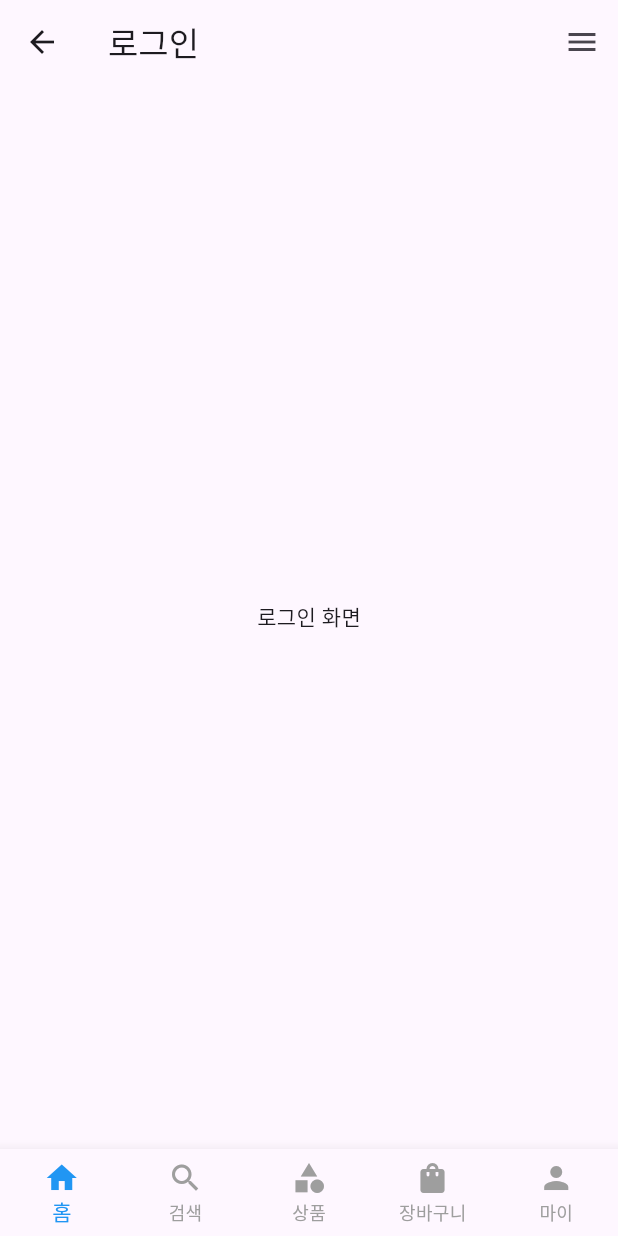
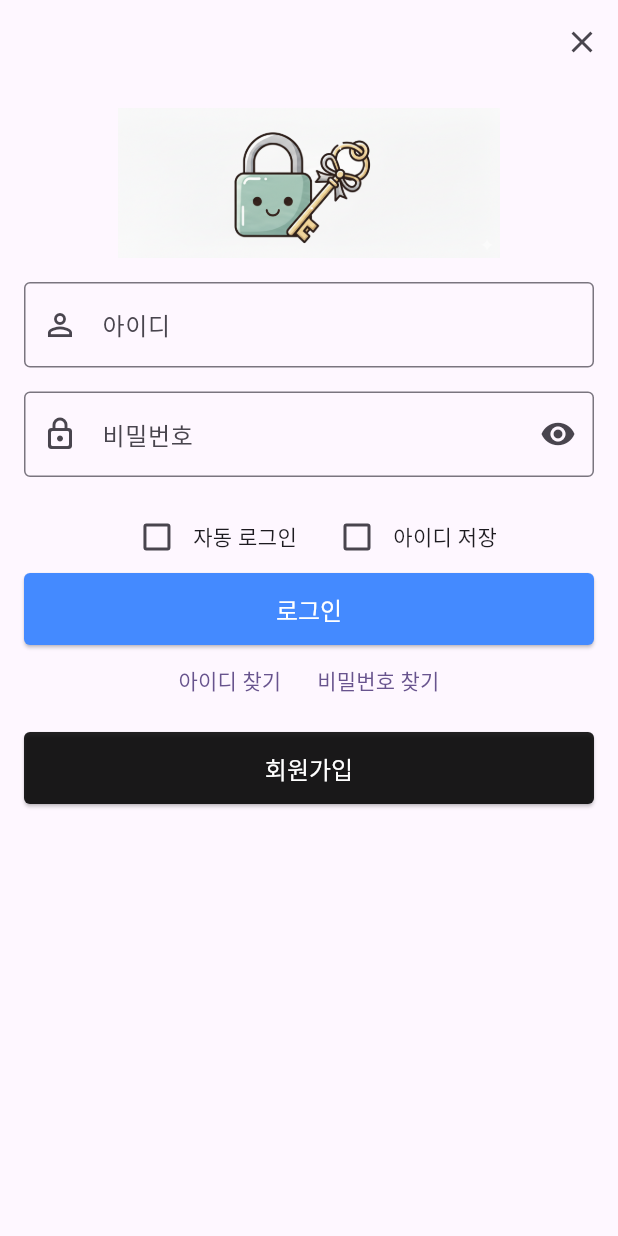
Before and after one commit to lkm5881/flutter_login_app, a Flutter app: the LoginScreen screen opened by its route, on a phone screen of 412 x 824 dp. Run offline on Flutter 3.47's test engine with Material 3 defaults, Android fonts, the light colour scheme and no system bars.

Commit message:
로그인 화면

```diff
--- a/lib/screens/auth/login_screen.dart
+++ b/lib/screens/auth/login_screen.dart
@@ -1,5 +1,6 @@
 import 'package:flutter/material.dart';
 import 'package:login_app/widgets/common_bottom_navigation_bar.dart';
+import 'package:login_app/widgets/custom_button.dart';
 import 'package:login_app/widgets/custom_drawer.dart';
 
 class LoginScreen extends StatefulWidget {
@@ -10,18 +11,148 @@
 }
 
 class _LoginScreenState extends State<LoginScreen> {
+
+  final _formKey = GlobalKey<FormState>();
+
+  bool _ispasswordVisible = false;  // 비밀번호 노출 여부
+  bool _rememberMe = false;         // 자동 로그인
+  bool _rememberId = false;         // 아이디 저장
+
+  TextEditingController _usernameController = TextEditingController();
+  TextEditingController _passwordController = TextEditingController();
+
   @override
   Widget build(BuildContext context) {
     return Scaffold(
       appBar: AppBar(
-        title: const Text("로그인"),
+        leading: SizedBox.shrink(),
+        actions: [
+          IconButton(
+            icon: Icon(Icons.close),
+            onPressed: () {
+              Navigator.pop(context);
+            },
+          ),
+        ],
       ),
-      body: Center(
-        child: const Text("로그인 화면"),
-      ),
-      endDrawer: CustomDrawer(),
-      bottomNavigationBar: CommonBottomNavigationBar(
-        currentIndex: 0
+      body: Padding(
+        padding: EdgeInsets.all(16),
+        child: Form(
+          key: _formKey,
+          child: Column(
+            crossAxisAlignment: CrossAxisAlignment.stretch,
+            children: [
+              Center(
+                child: Image(
+                  image: AssetImage("assets/images/logo.png"),
+                  height: 100,
+                ),
+              ),
+              const SizedBox(height: 16),
+              // 아이디 입력
+              TextFormField(
+                controller: _usernameController,
+                validator: (value) {},
+                decoration: const InputDecoration(
+                  labelText: "아이디",
+                  hintText: "아이디를 입력하세요",
+                  prefixIcon: Icon(Icons.person_outline),
+                  border: OutlineInputBorder(),
+                ),
+              ),
+              const SizedBox(height: 16),
+              // 비밀번호 입력
+              TextFormField(
+                controller: _passwordController,
+                validator: (value) {},
+                decoration: InputDecoration(
+                  labelText: "비밀번호",
+                  hintText: "비밀번호를 입력하세요",
+                  prefixIcon: Icon(Icons.lock_outline_rounded),
+                  suffixIcon: IconButton(
+                    icon: Icon(
+                      _ispasswordVisible ? Icons.visibility_off : Icons.visibility,
+                    ),
+                    onPressed: () {
+                      setState(() {
+                        _ispasswordVisible = !_ispasswordVisible;
+                      });
+                    },
+                  ),
+                  border: OutlineInputBorder(),
+                ),
+                obscureText: !_ispasswordVisible,
+              ),
+              const SizedBox(height: 16),
+              // 자동 로그인, 아이디 저장
+              Row(
+                mainAxisAlignment: MainAxisAlignment.center,
+                children: [
+                  Checkbox(
+                    value: _rememberMe,
+                    onChanged: (value) {
+                      setState(() {
+                        _rememberMe = value!;
+                      });
+                    },
+                  ),
+                  GestureDetector(
+                    onTap: () {
+                      setState(() {
+                        _rememberMe = !_rememberMe;
+                      });
+                    },
+                    child: const Text("자동 로그인")
+                  ),
+                  const SizedBox(width: 16),
+                  Checkbox(
+                    value: _rememberId,
+                    onChanged: (value) {
+                      setState(() {
+                        _rememberId = value!;
+                      });
+                    },
+                  ),
+                  GestureDetector(
+                    onTap: () {
+                      setState(() {
+                        _rememberId = !_rememberId;
+                      });
+                    },
+                    child: const Text("아이디 저장")
+                  ),
+                ],
+              ),
+              CustomButton(
+                text: "로그인",
+                onPressed: () {
+                  // TODO: 로그인 처리
+                },
+              ),
+              Row(
+                mainAxisAlignment: MainAxisAlignment.center,
+                children: [
+                  TextButton(
+                    onPressed:  () {},
+                    child: Text('아이디 찾기'),
+                  ),
+                  TextButton(
+                    onPressed:  () {},
+                    child: Text('비밀번호 찾기'),
+                  ),
+                ],
+              ),
+              const SizedBox(height: 10),
+              CustomButton(
+                text: "회원가입",
+                backgroundColor: Colors.black87,
+                onPressed: () {
+                  Navigator.pushNamed(context, '/auth/join');
+                },
+              ),
+            ],
+          ),
+        ),
       ),
     );
   }
```
